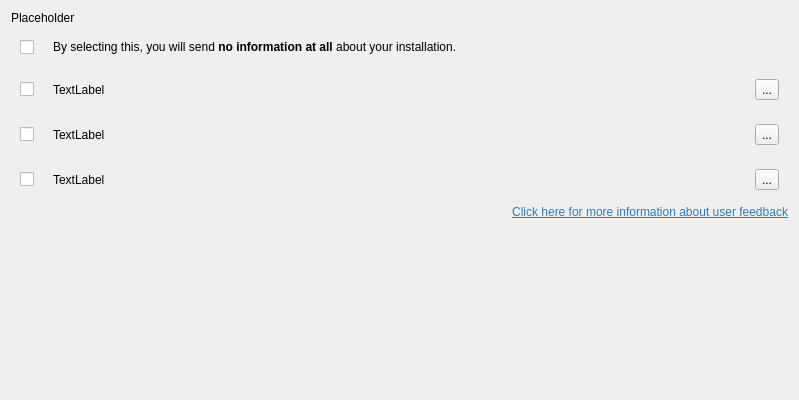
Qt form src/modules/tracking/page_trackingstep.ui (calamares/calamares) before a commit.
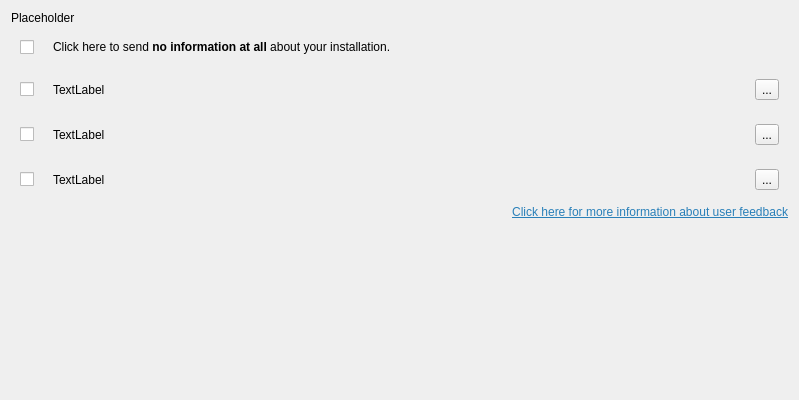
The same form after that commit. Icons and pictures are not drawn.

Commit message: [tracking] Polish the phrase for 'none' a bit

Diff of the .ui file:
```diff
--- a/src/modules/tracking/page_trackingstep.ui
+++ b/src/modules/tracking/page_trackingstep.ui
@@ -69,7 +69,7 @@
          </sizepolicy>
         </property>
         <property name="text">
-         <string>&lt;html&gt;&lt;head/&gt;&lt;body&gt;&lt;p&gt;By selecting this, you will send &lt;span style=&quot; font-weight:600;&quot;&gt;no information at all&lt;/span&gt; about your installation.&lt;/p&gt;&lt;/body&gt;&lt;/html&gt;</string>
+         <string>&lt;html&gt;&lt;head/&gt;&lt;body&gt;&lt;p&gt;Click here to send &lt;span style=&quot; font-weight:600;&quot;&gt;no information at all&lt;/span&gt; about your installation.&lt;/p&gt;&lt;/body&gt;&lt;/html&gt;</string>
         </property>
         <property name="wordWrap">
          <bool>true</bool>
```
